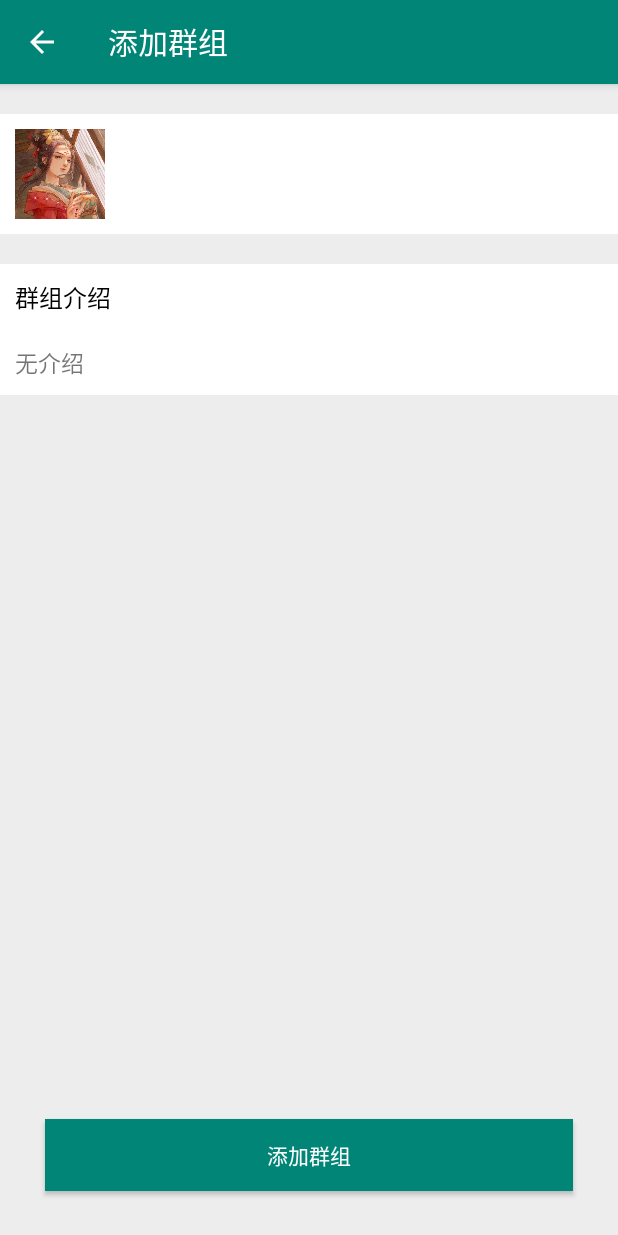
After one commit to wangxuanx/Application, an Android app: the AddGroupActivity screen opened directly, with no data from a screen before it, on a phone screen of 412 x 824 dp. The commit adds this screen. Run offline under Robolectric (Android 15) with nearby library versions, the phone set to English and light mode, and no system bars; our stand-ins replace CircleImageView.

Commit message:
添加群组功能

```diff
--- a/app/src/main/AndroidManifest.xml
+++ b/app/src/main/AndroidManifest.xml
@@ -20,8 +20,11 @@
         android:label="@string/app_name"
         android:theme="@style/AppTheme"
         android:usesCleartextTraffic="true">
-        <activity android:name=".ui.Group.ShareGroup"
-            android:parentActivityName=".ui.Group.GroupActivity"/>
+        <activity android:name=".ui.home.AddGroupActivity"
+            android:parentActivityName=".MainActivity"></activity>
+        <activity
+            android:name=".ui.Group.ShareGroup"
+            android:parentActivityName=".ui.Group.GroupActivity" />
         <activity
             android:name=".ui.Group.GroupActivity"
             android:parentActivityName=".MainActivity" />
--- /dev/null
+++ b/app/src/main/java/com/example/application/ui/home/AddGroupActivity.java
@@ -0,0 +1,50 @@
+package com.example.application.ui.home;
+
+import androidx.appcompat.app.AppCompatActivity;
+
+import android.os.Bundle;
+import android.view.View;
+import android.widget.Button;
+import android.widget.TextView;
+
+import com.example.application.R;
+
+import de.hdodenhof.circleimageview.CircleImageView;
+
+public class AddGroupActivity extends AppCompatActivity {
+    private CircleImageView circleImageView;
+    private TextView nameText;
+    private TextView descripeText;
+    private Button button;
+
+    @Override
+    protected void onCreate(Bundle savedInstanceState) {
+        super.onCreate(savedInstanceState);
+        setContentView(R.layout.activity_add_group);
+
+        String title = getIntent().getStringExtra("groupName");
+        setTitle("添加群组");
+
+        init();
+
+        nameText.setText(title);
+
+        button.setOnClickListener(new View.OnClickListener() {             //点击按钮添加群组
+            @Override
+            public void onClick(View view) {
+                AddGroup(title);
+            }
+        });
+    }
+
+    private void init(){
+        circleImageView = findViewById(R.id.add_group_head);
+        nameText = findViewById(R.id.add_group_name);
+        descripeText = findViewById(R.id.add_group_descripe);
+        button = findViewById(R.id.add_group_button);
+    }
+
+    private void AddGroup(String title){          //向服务器发送信息添加入本群组
+        String url = "https://"+title;
+    }
+}
--- a/app/src/main/java/com/example/application/ui/home/HomeFragment.java
+++ b/app/src/main/java/com/example/application/ui/home/HomeFragment.java
@@ -17,19 +17,14 @@ import android.widget.Toast;
 import androidx.annotation.Nullable;
 import androidx.annotation.NonNull;
 import androidx.fragment.app.Fragment;
-import androidx.lifecycle.Observer;
 import androidx.lifecycle.ViewModelProviders;
-import androidx.recyclerview.widget.RecyclerView;
 import androidx.swiperefreshlayout.widget.SwipeRefreshLayout;
 
-import com.example.application.MainActivity;
 import com.example.application.R;
-import com.example.application.http.HttpUtil;
 import com.example.application.http.HttpsUtil;
 import com.example.application.http.SharedPrefUtil;
 import com.example.application.ui.Group.GroupActivity;
 import com.example.application.ui.scan.ScanActivity;
-import com.google.gson.Gson;
 import com.google.zxing.integration.android.IntentIntegrator;
 import com.google.zxing.integration.android.IntentResult;
 
@@ -39,7 +34,6 @@ import java.util.List;
 public class HomeFragment extends Fragment {
 
     private HomeViewModel homeViewModel;
-    private TextView textView;
     private ListView listView;
     private SwipeRefreshLayout swipeRefreshLayout;
 
@@ -178,7 +172,10 @@ public class HomeFragment extends Fragment {
             if(result.getContents() == null) {
                 Toast.makeText(getContext(), "扫描失败！！", Toast.LENGTH_LONG).show();
             } else {
-                textView.setText(result.getContents());
+                String group_name = result.getContents();         //扫描得到到内容
+                Intent intent = new Intent(getActivity(), AddGroupActivity.class);
+                intent.putExtra("groupName", group_name);
+                startActivity(intent);
             }
         } else {
             super.onActivityResult(requestCode, resultCode, data);
--- /dev/null
+++ b/app/src/main/res/layout/activity_add_group.xml
@@ -0,0 +1,72 @@
+<?xml version="1.0" encoding="utf-8"?>
+<LinearLayout xmlns:android="http://schemas.android.com/apk/res/android"
+    xmlns:app="http://schemas.android.com/apk/res-auto"
+    xmlns:tools="http://schemas.android.com/tools"
+    android:layout_width="match_parent"
+    android:layout_height="match_parent"
+    android:orientation="vertical"
+    android:background="#EDEDED"
+    tools:context=".ui.home.AddGroupActivity">
+
+    <LinearLayout
+        android:layout_width="match_parent"
+        android:layout_height="wrap_content"
+        android:background="#fff"
+        android:layout_marginTop="20dp">
+
+        <de.hdodenhof.circleimageview.CircleImageView
+            android:id="@+id/add_group_head"
+            android:layout_width="60dp"
+            android:layout_height="60dp"
+            android:layout_margin="10dp"
+            android:background="@drawable/default_head"/>
+
+        <TextView
+            android:id="@+id/add_group_name"
+            android:layout_width="wrap_content"
+            android:layout_height="wrap_content"
+            android:layout_gravity="center"
+            android:layout_margin="10dp"
+            android:text="群组信息"
+            android:textSize="20dp"/>
+    </LinearLayout>
+
+    <LinearLayout
+        android:layout_width="match_parent"
+        android:layout_height="wrap_content"
+        android:layout_marginTop="20dp"
+        android:orientation="vertical"
+        android:background="#fff">
+
+        <TextView
+            android:layout_width="wrap_content"
+            android:layout_height="wrap_content"
+            android:text="群组介绍"
+            android:textColor="#000"
+            android:textSize="16dp"
+            android:layout_margin="10dp"/>
+
+        <TextView
+            android:id="@+id/add_group_descripe"
+            android:layout_width="match_parent"
+            android:layout_height="wrap_content"
+            android:text="无介绍"
+            android:textSize="15dp"
+            android:layout_margin="10dp"/>
+    </LinearLayout>
+
+    <LinearLayout
+        android:layout_width="match_parent"
+        android:layout_height="0dp"
+        android:layout_weight="1"/>
+
+    <Button
+        android:id="@+id/add_group_button"
+        android:layout_width="match_parent"
+        android:layout_height="wrap_content"
+        android:layout_margin="30dp"
+        android:background="@color/colorPrimary"
+        android:text="添加群组"
+        android:textColor="#fff"/>
+
+</LinearLayout>
--- a/app/src/main/res/layout/fragment_home.xml
+++ b/app/src/main/res/layout/fragment_home.xml
@@ -5,6 +5,7 @@
     android:layout_height="match_parent"
     android:orientation="vertical"
     android:background="@color/backColor">
+
     <androidx.swiperefreshlayout.widget.SwipeRefreshLayout
         android:id="@+id/swipe_list"
         android:layout_width="wrap_content"
```
